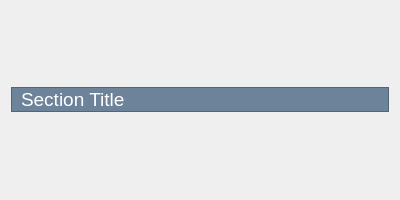
This is resources/section.ui in lesca-research/piccel as Qt 5 draws it before an edit. The edited form follows.
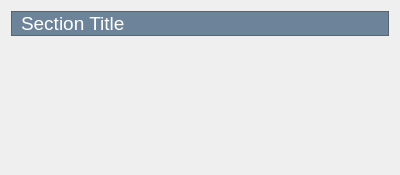
This is the edited form.

Commit message: Fix user name update in form item. UI update after translation switch. Improve form layout, more compact. Improve plugin tools.

The edit to the form file:
```diff
--- a/resources/section.ui
+++ b/resources/section.ui
@@ -7,7 +7,7 @@
     <x>0</x>
     <y>0</y>
     <width>400</width>
-    <height>200</height>
+    <height>175</height>
    </rect>
   </property>
   <property name="sizePolicy">
@@ -20,7 +20,7 @@
    <string>Form</string>
   </property>
   <layout class="QVBoxLayout" name="verticalLayout">
-   <item>
+   <item alignment="Qt::AlignTop">
     <widget class="QFrame" name="frame_title">
      <property name="sizePolicy">
       <sizepolicy hsizetype="Preferred" vsizetype="Fixed">
```
The commit also changes 4 other files.
